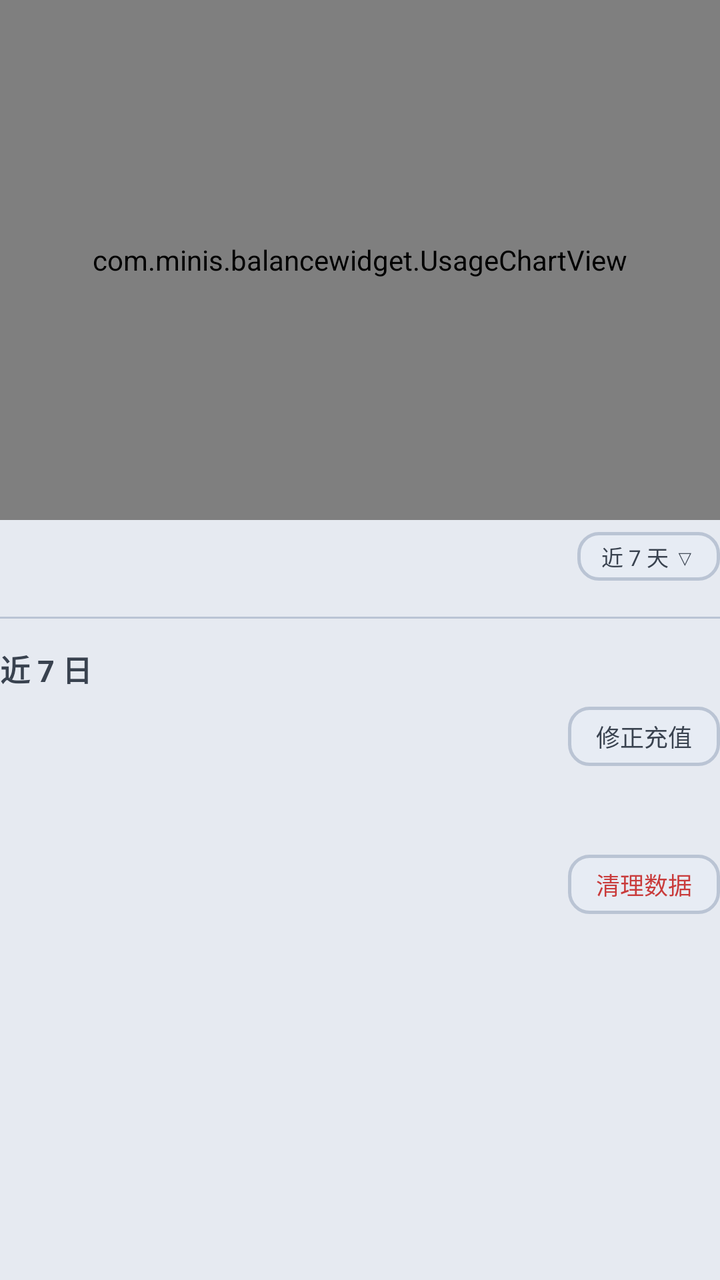
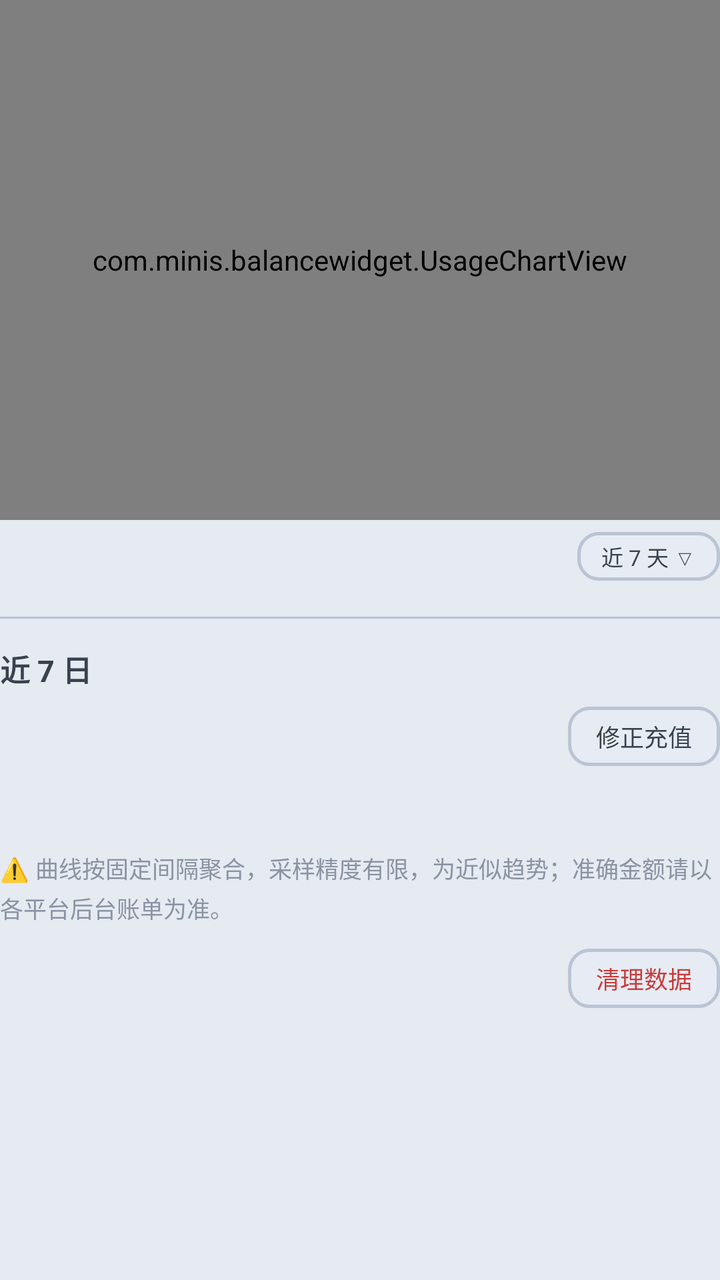

The first picture is an Android layout as it rendered before a commit; the second is the same layout after the commit. The layout source and the unified diff follow.
<!-- AndroidManifest.xml: application theme AppTheme -->
<!-- res/layout/page_stats.xml -->
<?xml version="1.0" encoding="utf-8"?>
<LinearLayout xmlns:android="http://schemas.android.com/apk/res/android"
    android:id="@+id/stats_container"
    android:layout_width="match_parent"
    android:layout_height="wrap_content"
    android:orientation="vertical">

    
    <com.minis.balancewidget.UsageChartView
        android:id="@+id/usage_chart"
        android:layout_width="match_parent"
        android:layout_height="260dp"
        android:background="@drawable/card_bg"
        android:padding="18dp" />

    
    <LinearLayout
        android:layout_width="match_parent"
        android:layout_height="wrap_content"
        android:orientation="horizontal"
        android:gravity="right"
        android:layout_marginTop="6dp">
        <TextView android:id="@+id/range_pick" android:layout_width="wrap_content"
            android:layout_height="wrap_content" android:gravity="center"
            android:background="@drawable/mini_btn_border" android:paddingLeft="12dp" android:paddingRight="12dp"
            android:paddingTop="4dp" android:paddingBottom="4dp"
            android:text="近 7 天 ▽" android:textColor="@color/tx" android:textSize="11sp" />
    </LinearLayout>

    
    <LinearLayout
        android:id="@+id/stats_platforms"
        android:layout_width="match_parent"
        android:layout_height="wrap_content"
        android:orientation="vertical"
        android:layout_marginTop="6dp" />

    
    <View
        android:layout_width="match_parent"
        android:layout_height="1dp"
        android:layout_marginTop="12dp"
        android:layout_marginBottom="4dp"
        android:background="@color/neu_dark" />

    
    <TextView
        android:id="@+id/stats_range_label"
        android:layout_width="match_parent"
        android:layout_height="wrap_content"
        android:layout_marginTop="10dp"
        android:text="近 7 日"
        android:textColor="@color/tx"
        android:textSize="15sp"
        android:textStyle="bold" />

    
    <LinearLayout
        android:id="@+id/stats_detail"
        android:layout_width="match_parent"
        android:layout_height="wrap_content"
        android:orientation="vertical" />

    <TextView
        android:id="@+id/btn_fix_recharge"
        android:layout_width="wrap_content"
        android:layout_height="wrap_content"
        android:layout_gravity="right"
        android:layout_marginTop="8dp"
        android:background="@drawable/mini_btn_border"
        android:paddingLeft="14dp"
        android:paddingRight="14dp"
        android:paddingTop="6dp"
        android:paddingBottom="6dp"
        android:text="修正充值"
        android:textColor="@color/tx"
        android:textSize="12sp" />

    
    <TextView
        android:id="@+id/stats_totals"
        android:layout_width="match_parent"
        android:layout_height="wrap_content"
        android:layout_marginTop="12dp"
        android:textColor="@color/tx"
        android:textSize="15sp"
        android:textStyle="bold" />

    
    <TextView android:id="@+id/stats_clean" android:layout_width="wrap_content"
        android:layout_height="wrap_content" android:layout_gravity="right"
        android:layout_marginTop="12dp"
        android:layout_marginBottom="28dp" android:gravity="center"
        android:background="@drawable/mini_btn_border" android:paddingLeft="14dp" android:paddingRight="14dp"
        android:paddingTop="6dp" android:paddingBottom="6dp"
        android:text="清理数据" android:textColor="@color/danger" android:textSize="12sp" />
</LinearLayout>
<!-- resources referenced by this layout -->
<resources>
  <color name="danger">#C93B3B</color>
  <color name="neu_dark">#BAC4D4</color>
  <color name="tx">#39424F</color>
  <!-- drawable card_bg: png bitmap (drawable-night-nodpi, 5368 bytes) -->
  <!-- drawable mini_btn_border (drawable) -->
  <?xml version="1.0" encoding="utf-8"?>
  <shape xmlns:android="http://schemas.android.com/apk/res/android"
      android:shape="rectangle">
      <corners android:radius="10dp" />
      <solid android:color="@color/neu_surface" />
      <stroke android:width="1.5dp" android:color="@color/neu_dark" />
  </shape>
  <style name="AppTheme" parent="@android:style/Theme.DeviceDefault.Light.NoActionBar">
          <item name="android:windowBackground">@color/bg</item>
          <item name="android:colorBackground">@color/bg</item>
          <item name="android:fitsSystemWindows">false</item>
          <item name="android:textColorPrimary">@color/tx</item>
          <item name="android:textColorSecondary">@color/tx2</item>
      </style>
  <color name="neu_surface">#E7ECF4</color>
  <color name="bg">#E6EAF1</color>
  <color name="tx2">#5E6878</color>
</resources>

<!-- the commit's change to res/layout/page_stats.xml (unified diff, before → after) -->
@@ -87,6 +87,17 @@
         android:textStyle="bold" />
 
     
+    <TextView
+        android:id="@+id/stats_sampling_note"
+        android:layout_width="match_parent"
+        android:layout_height="wrap_content"
+        android:layout_marginTop="10dp"
+        android:lineSpacingExtra="3dp"
+        android:textColor="@color/tx3"
+        android:textSize="11.5sp"
+        android:text="@string/stats_sampling_note_default" />
+
+    
     <TextView android:id="@+id/stats_clean" android:layout_width="wrap_content"
         android:layout_height="wrap_content" android:layout_gravity="right"
         android:layout_marginTop="12dp"
<!-- resource entries referenced after the edit -->
@@ -3,6 +3,7 @@
   <color name="danger">#C93B3B</color>
   <color name="neu_dark">#BAC4D4</color>
   <color name="tx">#39424F</color>
+  <color name="tx3">#8A94A3</color>
   <!-- drawable card_bg: png bitmap (drawable-night-nodpi, 5368 bytes) -->
   <!-- drawable mini_btn_border (drawable) -->
   <?xml version="1.0" encoding="utf-8"?>
@@ -12,6 +13,7 @@
       <solid android:color="@color/neu_surface" />
       <stroke android:width="1.5dp" android:color="@color/neu_dark" />
   </shape>
+  <string name="stats_sampling_note_default">⚠️ 曲线按固定间隔聚合，采样精度有限，为近似趋势；准确金额请以各平台后台账单为准。</string>
   <style name="AppTheme" parent="@android:style/Theme.DeviceDefault.Light.NoActionBar">
           <item name="android:windowBackground">@color/bg</item>
           <item name="android:colorBackground">@color/bg</item>
